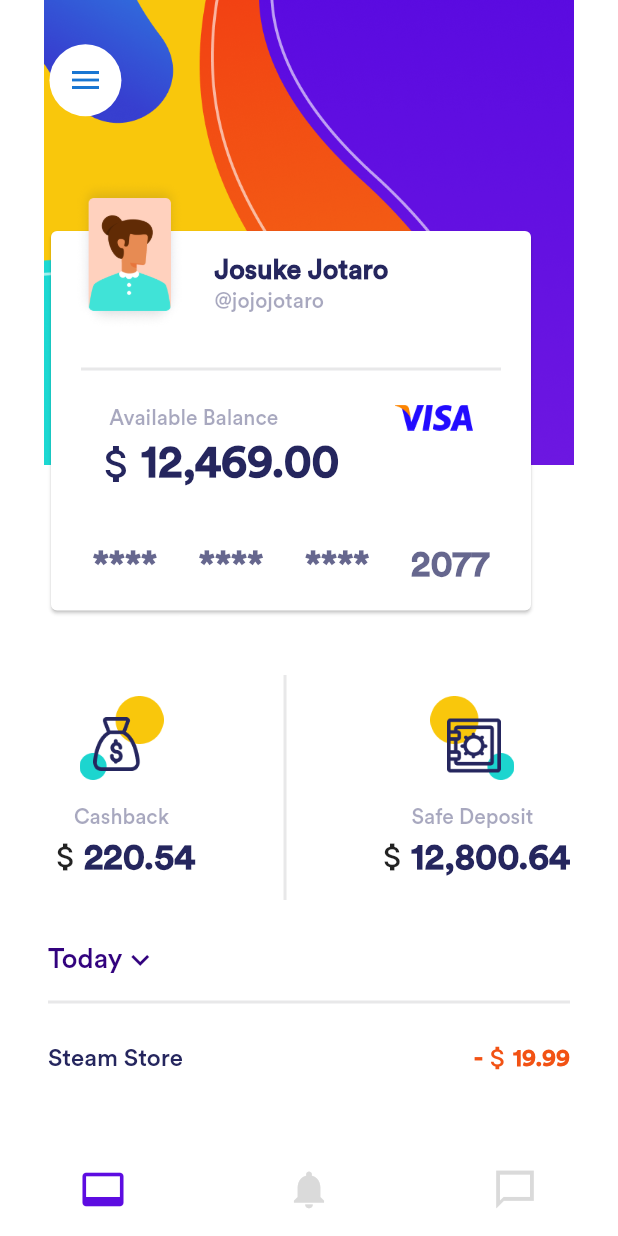
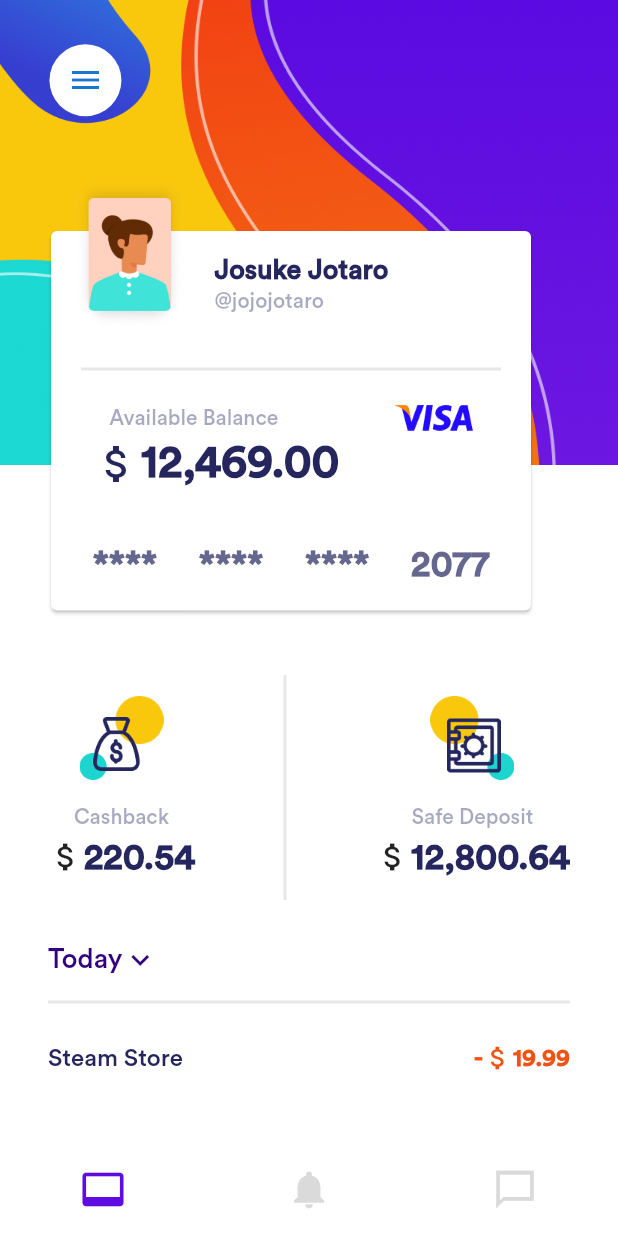
Before and after one commit to GreatGodson/credit_clan, a Flutter app: the BottomNavBar screen opened by its route, on a phone screen of 412 x 824 dp. Run offline on Flutter 3.47's test engine with Material 2 defaults, Android fonts, the phone set to English and light mode, and no system bars; our stand-ins replace google_fonts, syncfusion_flutter_charts.

Commit message:
feat: tabBar_feat

```diff
--- a/lib/screens/home_screen.dart
+++ b/lib/screens/home_screen.dart
@@ -28,6 +28,7 @@ class _HomeScreenState extends State<HomeScreen> {
                 image: AssetImage(
                   'images/homeScreenBackground.png',
                 ),
+                fit: BoxFit.fill,
               ),
             ),
           ),
--- a/lib/screens/spendings_screen.dart
+++ b/lib/screens/spendings_screen.dart
@@ -25,7 +25,8 @@ class _SpendingScreenState extends State<SpendingScreen> {
           appBar: AppBar(
             elevation: 0.0,
           ),
-          body: Padding(
+          body: ListView(children: [
+            Padding(
               padding: const EdgeInsets.only(left: 32, right: 32),
               child: Column(
                 children: [
@@ -183,6 +184,7 @@ class _SpendingScreenState extends State<SpendingScreen> {
                 ],
               ),
             ),
+          ]),
         ));
   }
 }
```
Lines whose indentation alone changed are shown as unchanged.
